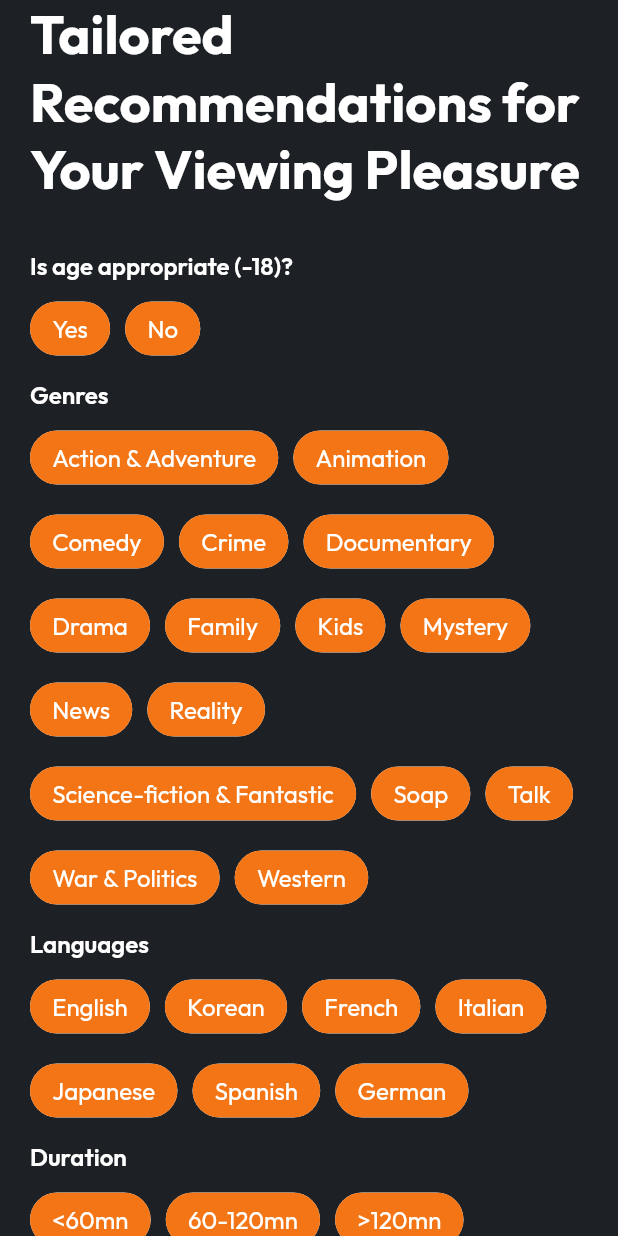
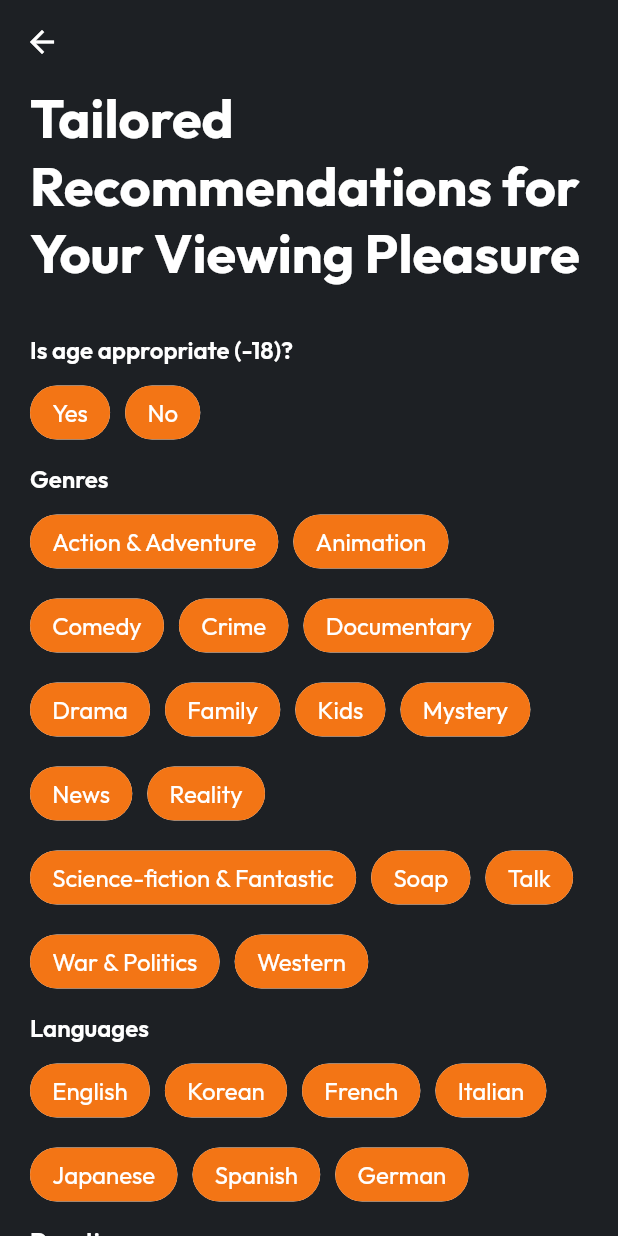
Before and after one commit to Bochra10/movie_web_app, a Flutter app: the RecommandationPage screen opened directly, on a phone screen of 412 x 824 dp. Run offline on Flutter 3.47's test engine with Material 2 defaults, Android fonts, the phone set to English and light mode, and no system bars; our stand-ins replace animated_text_kit, bloc, equatable, flutter_bloc, swipe_cards.

Commit message:
Link recommandation page

```diff
--- a/lib/features/recommandation/recommandation_page.dart
+++ b/lib/features/recommandation/recommandation_page.dart
@@ -19,6 +19,7 @@ class _RecommandationPageState extends State<RecommandationPage> {
   @override
   Widget build(BuildContext context) {
     return Scaffold(
+      appBar: AppBar(backgroundColor: const Color(0xFF1D2024), elevation: 0),
       body: Container(
         decoration: const BoxDecoration(color: AppColors.primary),
         child: Padding(
```
Also changed, not shown: lib/features/home_page/pages/home_page.dart (+8 -0 lines).
